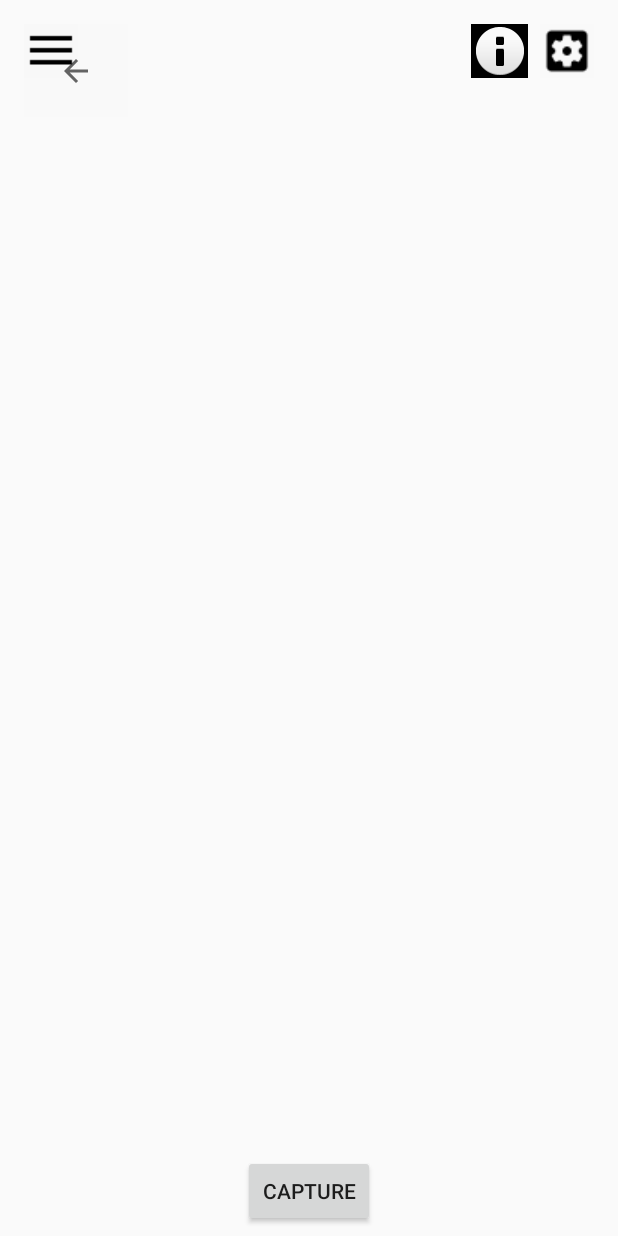
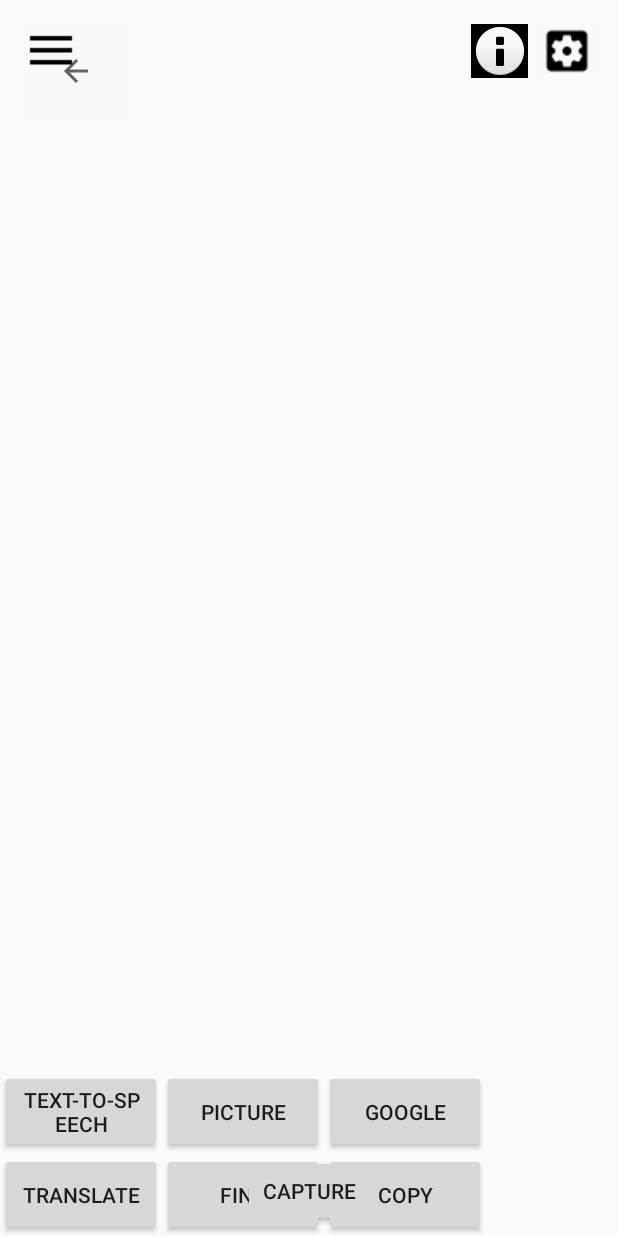
Before and after one commit to prabhaskumra/senior-design2019, an Android app: the layout activity_main.xml on its own in the app's theme, with its tools: preview values and no code run, on a phone screen of 412 x 824 dp. Run offline under Robolectric (Android 15) with nearby library versions, the phone set to English and light mode, and no system bars.

Commit message:
attempting to merge Bryan branch with Missael and Prabhas

```diff
--- a/SearchScreen/app/src/main/java/com/example/searchscreen/SettingsViewAdapter.java
+++ b/SearchScreen/app/src/main/java/com/example/searchscreen/SettingsViewAdapter.java
@@ -61,9 +61,11 @@ public class SettingsViewAdapter extends RecyclerView.Adapter<SettingsViewAdapte
             public void onClick(View v) {
                 Log.d(TAG, "onClick: clicked on: " + mImageNames.get(position));
 
-
+/*
                 MainActivity.frameLayout.setVisibility(View.VISIBLE);
                 MainActivity.settingsView.setVisibility(View.INVISIBLE);
+
+ */
               /*  MainActivity.functionButton.setVisibility(View.VISIBLE);
                 MainActivity.tutorialButton.setVisibility(View.VISIBLE);
                 MainActivity.settingsButton.setVisibility(View.VISIBLE);
--- a/SearchScreen/app/src/main/res/layout/activity_main.xml
+++ b/SearchScreen/app/src/main/res/layout/activity_main.xml
@@ -8,6 +8,87 @@
     android:layout_width="match_parent"
     android:layout_height="match_parent"
     tools:context=".MainActivity">
+
+
+
+
+        <Button
+            android:id="@+id/translate_button"
+            android:layout_width="108dp"
+            android:layout_height="55dp"
+            android:text="Translate"
+            tools:layout_editor_absoluteX="16dp"
+            tools:layout_editor_absoluteY="522dp"
+
+            app:layout_constraintBottom_toBottomOf="parent"
+            app:layout_constraintLeft_toLeftOf="parent"
+
+            />
+
+        <Button
+            android:id="@+id/text_to_speech"
+            android:layout_width="108dp"
+            android:layout_height="55dp"
+            android:text="Text-to-speech"
+            tools:layout_editor_absoluteX="287dp"
+            tools:layout_editor_absoluteY="522dp"
+            app:layout_constraintBottom_toTopOf="@+id/translate_button"
+            app:layout_constraintLeft_toLeftOf="@+id/translate_button"
+            />
+
+        <Button
+            android:id="@+id/find"
+            android:layout_width="108dp"
+            android:layout_height="55dp"
+            android:text="Find"
+            tools:layout_editor_absoluteX="151dp"
+            tools:layout_editor_absoluteY="522dp"
+            app:layout_constraintBottom_toBottomOf="parent"
+            app:layout_constraintLeft_toRightOf="@+id/translate_button"/>
+
+        <Button
+            android:id="@+id/picture"
+            android:layout_width="108dp"
+            android:layout_height="55dp"
+            android:text="Picture"
+            tools:layout_editor_absoluteX="151dp"
+            tools:layout_editor_absoluteY="619dp"
+            app:layout_constraintBottom_toTopOf="@+id/find"
+            app:layout_constraintLeft_toRightOf="@+id/translate_button"/>
+
+        <Button
+            android:id="@+id/copy"
+            android:layout_width="108dp"
+            android:layout_height="55dp"
+            android:text="Copy"
+            tools:layout_editor_absoluteX="287dp"
+            tools:layout_editor_absoluteY="619dp"
+            app:layout_constraintBottom_toBottomOf="parent"
+            app:layout_constraintLeft_toRightOf="@+id/find"
+            />
+
+        <Button
+            android:id="@+id/google"
+            android:layout_width="108dp"
+            android:layout_height="55dp"
+            android:text="Google"
+
+            app:layout_constraintBottom_toTopOf="@+id/find"
+            app:layout_constraintLeft_toRightOf="@+id/picture"/>
+
+
+
+
+
+
+
+
+
+
+
+
+
+
 
     <Button
         android:id="@+id/button"
@@ -90,6 +171,7 @@
         />
 
     <ImageButton
+
         android:id="@+id/back_to_camera"
         android:padding="10dp"
         android:layout_width="69dp"
```
Also changed, not shown: SearchScreen/app/src/main/java/com/example/searchscreen/MainActivity.java (+41 -20 lines), SearchScreen/app/src/main/res/layout/main_after_picture.xml (added, +13 -0 lines), SearchScreen/app/src/main/res/layout/settings_layout.xml (+3 -8 lines).
